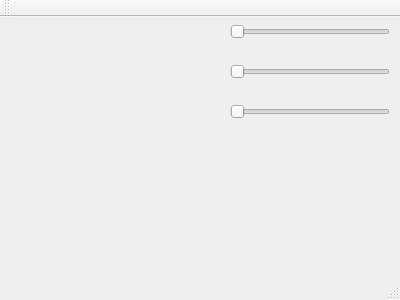
saranshiitd/CAD, file mainwindow.ui: the form before one commit.
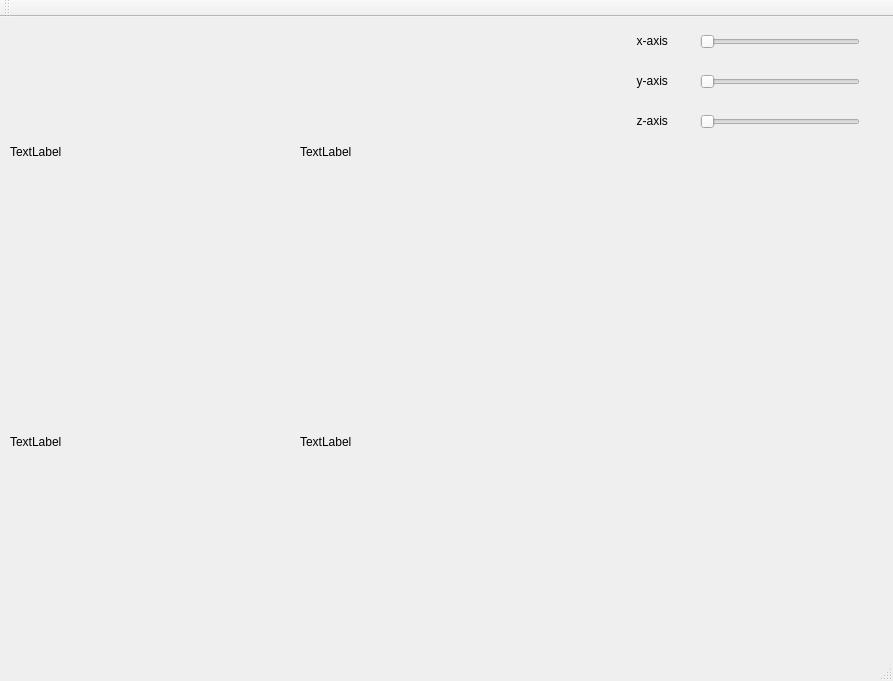
The form after the commit.

```diff
--- a/mainwindow.ui
+++ b/mainwindow.ui
@@ -6,26 +6,75 @@
    <rect>
     <x>0</x>
     <y>0</y>
-    <width>400</width>
-    <height>300</height>
+    <width>893</width>
+    <height>681</height>
    </rect>
   </property>
   <property name="windowTitle">
    <string>MainWindow</string>
   </property>
   <widget class="QWidget" name="centralWidget">
+   <widget class="QLabel" name="label">
+    <property name="geometry">
+     <rect>
+      <x>10</x>
+      <y>10</y>
+      <width>250</width>
+      <height>250</height>
+     </rect>
+    </property>
+    <property name="text">
+     <string>TextLabel</string>
+    </property>
+   </widget>
+   <widget class="QLabel" name="label_2">
+    <property name="geometry">
+     <rect>
+      <x>300</x>
+      <y>10</y>
+      <width>250</width>
+      <height>250</height>
+     </rect>
+    </property>
+    <property name="text">
+     <string>TextLabel</string>
+    </property>
+   </widget>
+   <widget class="QLabel" name="label_3">
+    <property name="geometry">
+     <rect>
+      <x>10</x>
+      <y>300</y>
+      <width>250</width>
+      <height>250</height>
+     </rect>
+    </property>
+    <property name="text">
+     <string>TextLabel</string>
+    </property>
+   </widget>
+   <widget class="QLabel" name="label_4">
+    <property name="geometry">
+     <rect>
+      <x>300</x>
+      <y>300</y>
+      <width>250</width>
+      <height>250</height>
+     </rect>
+    </property>
+    <property name="text">
+     <string>TextLabel</string>
+    </property>
+   </widget>
    <widget class="QSlider" name="horizontalSlider">
     <property name="geometry">
      <rect>
-      <x>230</x>
-      <y>0</y>
+      <x>700</x>
+      <y>10</y>
       <width>160</width>
       <height>29</height>
      </rect>
     </property>
-    <property name="maximum">
-     <number>180</number>
-    </property>
     <property name="orientation">
      <enum>Qt::Horizontal</enum>
     </property>
@@ -33,8 +82,8 @@
    <widget class="QSlider" name="horizontalSlider_2">
     <property name="geometry">
      <rect>
-      <x>230</x>
-      <y>40</y>
+      <x>700</x>
+      <y>50</y>
       <width>160</width>
       <height>29</height>
      </rect>
@@ -46,8 +95,8 @@
    <widget class="QSlider" name="horizontalSlider_3">
     <property name="geometry">
      <rect>
-      <x>230</x>
-      <y>80</y>
+      <x>700</x>
+      <y>90</y>
       <width>160</width>
       <height>29</height>
      </rect>
@@ -56,6 +105,45 @@
      <enum>Qt::Horizontal</enum>
     </property>
    </widget>
+   <widget class="QLabel" name="label_5">
+    <property name="geometry">
+     <rect>
+      <x>620</x>
+      <y>15</y>
+      <width>67</width>
+      <height>17</height>
+     </rect>
+    </property>
+    <property name="text">
+     <string>     x-axis</string>
+    </property>
+   </widget>
+   <widget class="QLabel" name="label_6">
+    <property name="geometry">
+     <rect>
+      <x>620</x>
+      <y>55</y>
+      <width>67</width>
+      <height>17</height>
+     </rect>
+    </property>
+    <property name="text">
+     <string>     y-axis</string>
+    </property>
+   </widget>
+   <widget class="QLabel" name="label_7">
+    <property name="geometry">
+     <rect>
+      <x>620</x>
+      <y>95</y>
+      <width>67</width>
+      <height>17</height>
+     </rect>
+    </property>
+    <property name="text">
+     <string>     z-axis</string>
+    </property>
+   </widget>
   </widget>
   <widget class="QMenuBar" name="menuBar">
    <property name="geometry">
```
Left out of the diff: 2 changed lines with no effect on the pictures.
